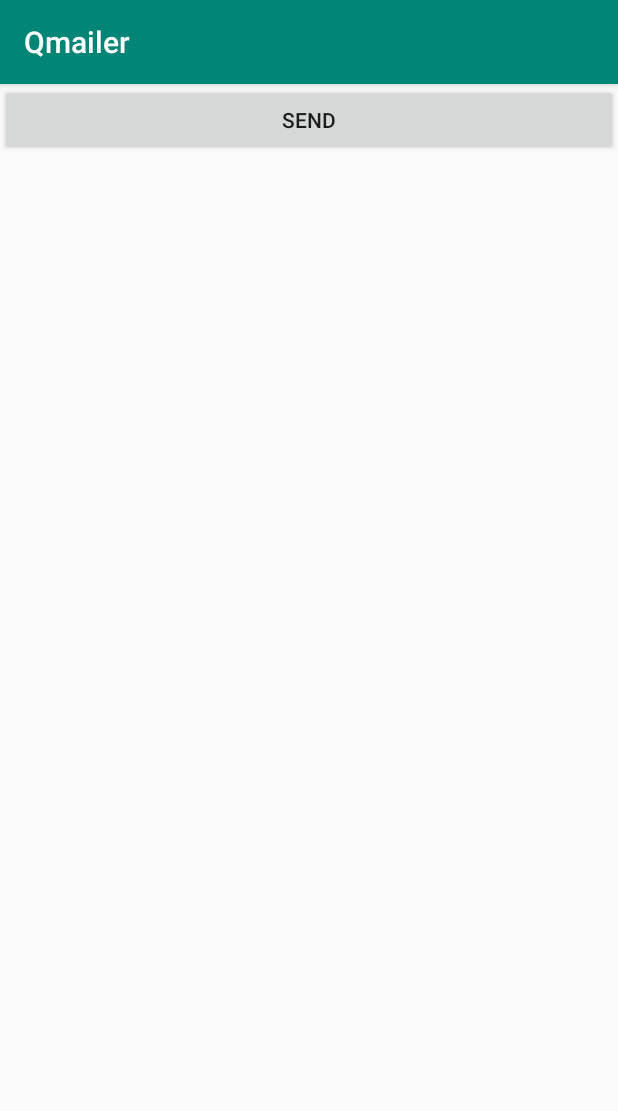
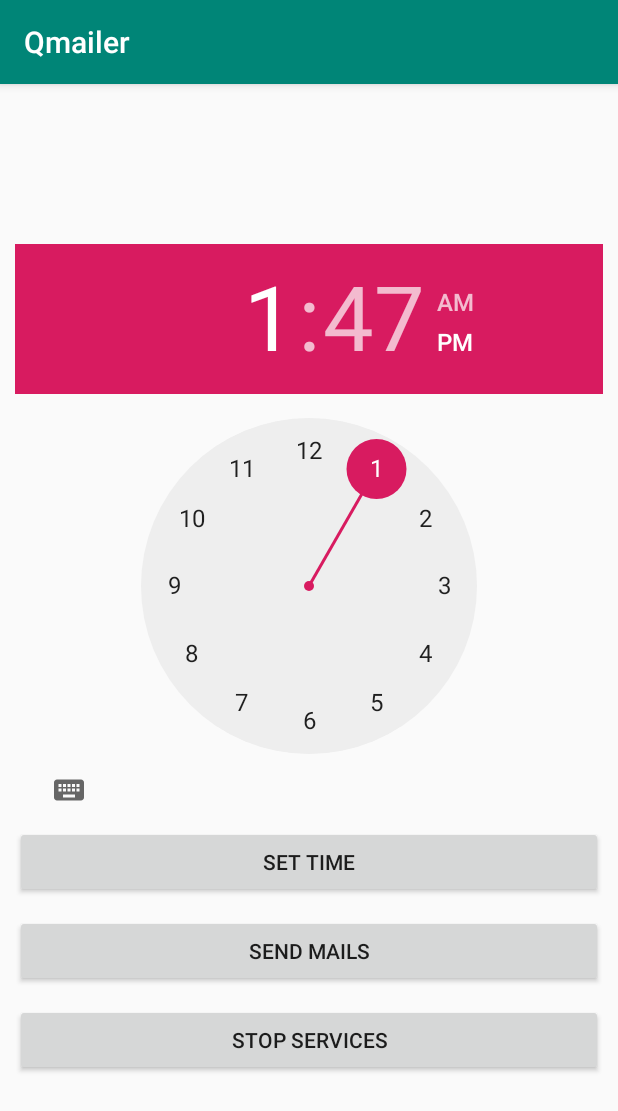
Before and after one commit to Joycevarg/Qmailer, an Android app: the screen it shows after launch (MainActivity), on a phone screen of 412 x 824 dp. Shown: the top 1111 px of the screen. Run offline under Robolectric (Android 15) with nearby library versions, the phone set to English and light mode, and no system bars.

Commit message:
Notifications added

```diff
--- a/app/src/main/java/com/example/qmailer/MainActivity.java
+++ b/app/src/main/java/com/example/qmailer/MainActivity.java
@@ -1,29 +1,111 @@
 package com.example.qmailer;
 
+import android.app.AlarmManager;
+import android.app.PendingIntent;
+import android.content.Context;
+import android.content.Intent;
+import android.net.ConnectivityManager;
+import android.os.Bundle;
+import android.support.v4.app.NotificationManagerCompat;
+import android.support.v7.app.AppCompatActivity;
+import android.util.Log;
+import android.view.View;
+import android.widget.TimePicker;
+import android.widget.Toast;
 
-import android.support.v7.app.AppCompatActivity;
-import android.os.Bundle;
-import android.view.View;
-import android.widget.Button;
+import java.util.Calendar;
 
-public class MainActivity extends AppCompatActivity implements View.OnClickListener {
+public class MainActivity extends AppCompatActivity {
 
+    //the timepicker object
+    TimePicker timePicker;
+    Context context;
 
-    DbInteract db=new DbInteract(this);
-    Button send;
     @Override
     protected void onCreate(Bundle savedInstanceState) {
         super.onCreate(savedInstanceState);
         setContentView(R.layout.activity_main);
-        send=findViewById(R.id.buttonSend);
-        db.addQuestions();
-        send.setOnClickListener(this);
+        context=this;
+
+        //getting the timepicker object
+        timePicker =  findViewById(R.id.timePicker);
+
+        //attaching clicklistener on button
+        findViewById(R.id.buttonAlarm).setOnClickListener(new View.OnClickListener() {
+            @Override
+            public void onClick(View view) {
+                //We need a calendar object to get the specified time in millis
+                //as the alarm manager method takes time in millis to setup the alarm
+
+                Calendar calendar = Calendar.getInstance();
+                if (android.os.Build.VERSION.SDK_INT >= 23) {
+                    calendar.set(calendar.get(Calendar.YEAR), calendar.get(Calendar.MONTH), calendar.get(Calendar.DAY_OF_MONTH),
+                            timePicker.getHour(), timePicker.getMinute(), 0);
+                } else {
+                    calendar.set(calendar.get(Calendar.YEAR), calendar.get(Calendar.MONTH), calendar.get(Calendar.DAY_OF_MONTH),
+                            timePicker.getCurrentHour(), timePicker.getCurrentMinute(), 0);
+                }
+
+
+                setTime(calendar.getTimeInMillis());
+            }
+        });
+
+
+        findViewById(R.id.buttonSend).setOnClickListener(new View.OnClickListener() {
+            @Override
+            public void onClick(View view) {
+                //We need a calendar object to get the specified time in millis
+                //as the alarm manager method takes time in millis to setup the alarm
+
+                Log.d("Lets", "start sending emails");
+                SendMail.count=0;
+                NotificationHelper.createNotificationChannel(context,
+                        NotificationManagerCompat.IMPORTANCE_DEFAULT, false,
+                        context.getString(R.string.app_name), "App notification channel.");
+
+                NotificationHelper nh=new NotificationHelper();
+
+                ConnectivityManager cm=(ConnectivityManager) context.getSystemService(Context.CONNECTIVITY_SERVICE);
+                if(cm.getActiveNetworkInfo()==null)
+                {nh.noInternetNotification(1001);
+
+                    Log.d("No internet", "Emails not sent");}
+                else{
+                    DbInteract db = new DbInteract(context);
+                    db.sendMails();
+                    nh.sendedNotification(1002);
+                }
+            }
+        });
+
 
     }
 
 
-    @Override
-    public void onClick(View v) {
-        db.sendMails();
+
+
+
+
+
+
+
+
+
+
+
+    private void setTime(long time) {
+        //getting the alarm manager
+        AlarmManager am = (AlarmManager) getSystemService(Context.ALARM_SERVICE);
+
+        //creating a new intent specifying the broadcast receiver
+        Intent i = new Intent(this, MyAlarm.class);
+
+        //creating a pending intent using the intent
+        PendingIntent pi = PendingIntent.getBroadcast(this, 0, i, 0);
+
+        //setting the repeating alarm that will be fired every day
+        am.setRepeating(AlarmManager.RTC, time, 3*60*1000, pi);
+        Toast.makeText(this, "Alarm is set", Toast.LENGTH_SHORT).show();
     }
 }
--- /dev/null
+++ b/app/src/main/res/drawable/notification_icon.xml
@@ -0,0 +1,4 @@
+<?xml version="1.0" encoding="utf-8"?>
+<selector xmlns:android="http://schemas.android.com/apk/res/android">
+
+</selector>
--- a/app/src/main/res/layout/activity_main.xml
+++ b/app/src/main/res/layout/activity_main.xml
@@ -1,15 +1,41 @@
 <?xml version="1.0" encoding="utf-8"?>
-<android.support.constraint.ConstraintLayout xmlns:android="http://schemas.android.com/apk/res/android"
-    xmlns:app="http://schemas.android.com/apk/res-auto"
+<RelativeLayout xmlns:android="http://schemas.android.com/apk/res/android"
     xmlns:tools="http://schemas.android.com/tools"
     android:layout_width="match_parent"
     android:layout_height="match_parent"
-    tools:context=".MainActivity">
+    android:padding="10dp"
+    tools:context="com.example.qmailer.MainActivity">
 
-    <Button
+    <LinearLayout
+        android:id="@+id/linearLayout"
         android:layout_width="match_parent"
         android:layout_height="wrap_content"
-        android:id="@+id/buttonSend"
-        android:text="Send"/>
+        android:layout_centerVertical="true"
+        android:orientation="vertical">
 
-</android.support.constraint.ConstraintLayout>
+        <TimePicker
+            android:id="@+id/timePicker"
+            android:layout_width="wrap_content"
+            android:layout_height="wrap_content" />
+
+
+        <Button
+            android:id="@+id/buttonAlarm"
+            android:layout_width="match_parent"
+            android:layout_height="wrap_content"
+            android:text="Set Time" />
+        <Button
+            android:id="@+id/buttonSend"
+            android:layout_width="match_parent"
+            android:layout_height="wrap_content"
+            android:layout_marginTop="5pt"
+            android:text="Send Mails" />
+        <Button
+            android:id="@+id/buttonStop"
+            android:layout_width="match_parent"
+            android:layout_height="wrap_content"
+            android:layout_marginTop="5pt"
+            android:text="Stop Services" />
+    </LinearLayout>
+
+</RelativeLayout>
```
Also changed, not shown: app/src/main/AndroidManifest.xml (+9 -1 lines), app/src/main/java/com/example/qmailer/DbInteract.java (+13 -8 lines), app/src/main/java/com/example/qmailer/MyAlarm.java (added, +45 -0 lines), app/src/main/java/com/example/qmailer/NotificationHelper.java (added, +107 -0 lines), app/src/main/java/com/example/qmailer/SendMail.java (+40 -6 lines).
